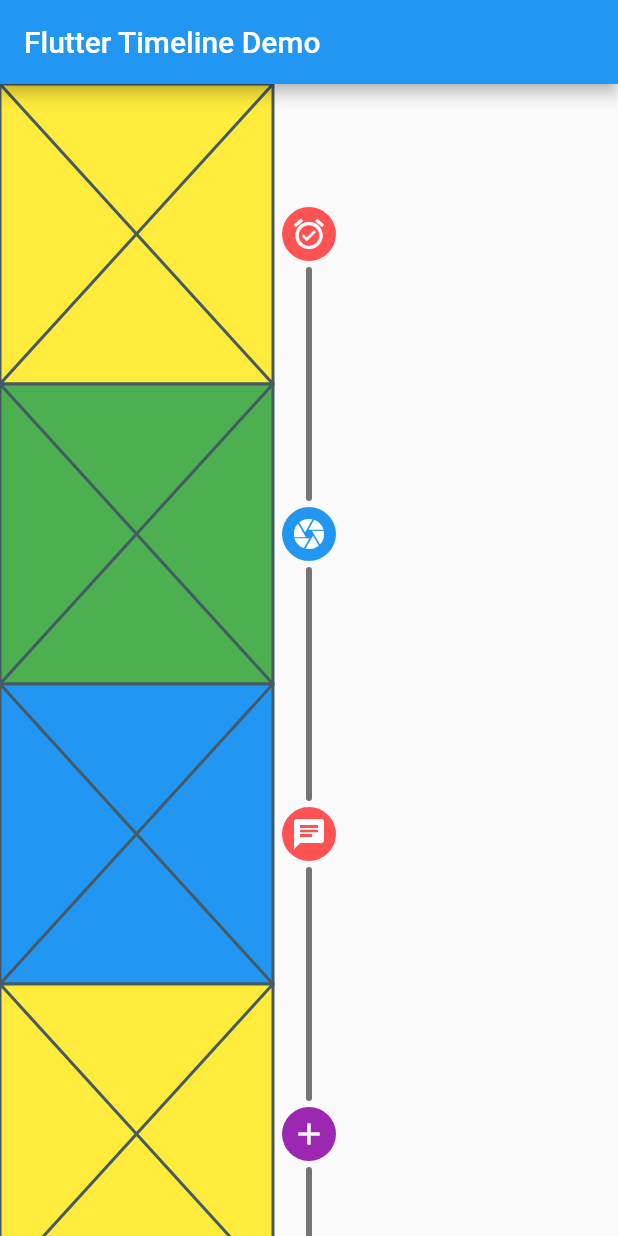
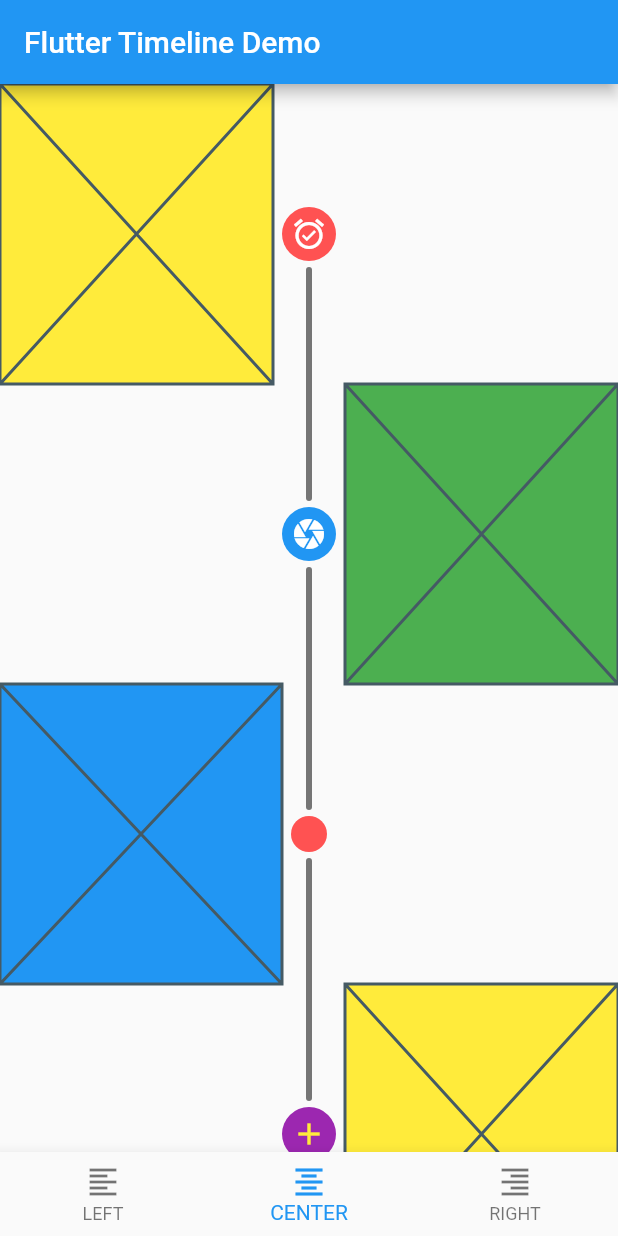
Before and after one commit to furkantektas/timeline_list, a Flutter app: the screen it shows after launch, on a phone screen of 412 x 824 dp. Run offline on Flutter 3.47's test engine with Material 2 defaults, Android fonts, the phone set to English and light mode, and no system bars.

Commit message:
Left and Right timeline support.
Example application updated.

```diff
--- a/example/lib/data.dart
+++ b/example/lib/data.dart
@@ -29,7 +29,6 @@ List<TimelineModel> get timelineData => [
             ),
             color: Colors.blue,
           ),
-          icon: Icon(Icons.chat, color: Colors.white),
           iconBackground: Colors.redAccent,
           centerChild: false),
       TimelineModel(
@@ -39,7 +38,7 @@ List<TimelineModel> get timelineData => [
             ),
             color: Colors.yellow,
           ),
-          icon: Icon(Icons.add, color: Colors.white),
+          icon: Icon(Icons.add, color: Colors.yellow),
           iconBackground: Colors.purple,
           centerChild: false),
       TimelineModel(
--- a/example/lib/timeline.dart
+++ b/example/lib/timeline.dart
@@ -12,23 +12,66 @@ class TimelinePage extends StatefulWidget {
 }
 
 class _TimelinePageState extends State<TimelinePage> {
+  final data = timelineData;
+  final PageController pageController =
+      PageController(initialPage: 1, keepPage: true);
+  int pageIx = 1;
+
   @override
   Widget build(BuildContext context) {
-    final data = timelineData;
+    List<Widget> pages = [leftTimeline, centerTimeline, rightTimeline];
+
     return Scaffold(
-      appBar: AppBar(
-        title: Text(widget.title),
-      ),
-      body: Timeline.builder(
-          lineColor: Colors.grey[600],
-          lineWidth: 4.0,
-          itemCount: data.length,
-          itemBuilder: (context, i) => data[i]
-//              .copyWith(
-//              position: i % 2 == 0
-//                  ? TimelineItemPosition.left
-//                  : TimelineItemPosition.right)
-          ),
-    );
+        bottomNavigationBar: BottomNavigationBar(
+            currentIndex: pageIx,
+            onTap: (i) => pageController.animateToPage(i,
+                duration: const Duration(milliseconds: 300),
+                curve: Curves.easeInOut),
+            items: const [
+              BottomNavigationBarItem(
+                icon: Icon(Icons.format_align_left),
+                title: Text("LEFT"),
+              ),
+              BottomNavigationBarItem(
+                icon: Icon(Icons.format_align_center),
+                title: Text("CENTER"),
+              ),
+              BottomNavigationBarItem(
+                icon: Icon(Icons.format_align_right),
+                title: Text("RIGHT"),
+              ),
+            ]),
+        appBar: AppBar(
+          title: Text(widget.title),
+        ),
+        body: PageView(
+          onPageChanged: (i) => setState(() => pageIx = i),
+          controller: pageController,
+          children: pages,
+        ));
   }
+
+  get leftTimeline => Timeline.builder(
+      lineColor: Colors.deepPurpleAccent,
+      lineWidth: 4.0,
+      itemCount: data.length,
+      position: TimelinePosition.Left,
+      itemBuilder: (context, i) => data[i]);
+
+  get centerTimeline => Timeline.builder(
+      lineColor: Colors.grey[600],
+      lineWidth: 4.0,
+      itemCount: data.length,
+      position: TimelinePosition.Center,
+      itemBuilder: (context, i) => data[i].copyWith(
+          position: i % 2 == 0
+              ? TimelineItemPosition.left
+              : TimelineItemPosition.right));
+
+  get rightTimeline => Timeline.builder(
+      lineColor: Colors.teal[600],
+      lineWidth: 4.0,
+      itemCount: data.length,
+      position: TimelinePosition.Right,
+      itemBuilder: (context, i) => data[i]);
 }
--- /dev/null
+++ b/lib/src/timeline_item.dart
@@ -0,0 +1,161 @@
+import 'dart:math';
+
+import 'package:flutter/material.dart';
+import 'package:timeline/src/timeline_painter.dart';
+import 'package:timeline/timeline.dart';
+import 'package:timeline/timeline_model.dart';
+
+abstract class TimelineItem extends StatelessWidget {
+  final TimelineModel model;
+  final TimelineProperties properties;
+
+  const TimelineItem({Key key, this.model, this.properties}) : super(key: key);
+
+  double get iconSize {
+    // if no icon is specified, use smaller dot size
+    if (model.icon == null) return TimelineBoxDecoration.DEFAULT_DOT_SIZE;
+    // use [TimelineModel.icon]'s size when timeline is centered
+    if (this is TimelineItemCenter)
+      return model.icon?.size ?? TimelineBoxDecoration.DEFAULT_ICON_SIZE;
+    // use [TimelineProperties.iconSize] timeline is not centered
+    return properties.iconSize ?? TimelineBoxDecoration.DEFAULT_ICON_SIZE;
+  }
+
+  Icon get icon {
+    if (this is TimelineItemCenter) return model.icon;
+    if (model.icon == null) return null;
+    // ignore icon size if timeline is not centered.
+    return Icon(
+      model.icon.icon,
+      color: model.icon.color,
+      textDirection: model.icon.textDirection,
+      key: model.icon.key,
+      semanticLabel: model.icon.semanticLabel,
+    );
+  }
+}
+
+class TimelineItemCenter extends TimelineItem {
+  // https://github.com/dart-lang/sdk/issues/29395
+  const TimelineItemCenter({Key key, model, properties, isFirst, isLast})
+      : super(model: model, properties: properties, key: key);
+
+  AlignmentGeometry get position {
+    switch (model.position) {
+      case TimelineItemPosition.left:
+        return Alignment.centerLeft;
+      case TimelineItemPosition.right:
+        return Alignment.centerRight;
+      case TimelineItemPosition.random:
+      default:
+        return Random().nextBool()
+            ? Alignment.centerLeft
+            : Alignment.centerRight;
+    }
+  }
+
+  @override
+  Widget build(BuildContext context) {
+    return LayoutBuilder(
+        builder: (context, constraints) => Container(
+            decoration: TimelineBoxDecoration(
+                isFirst: model.isFirst,
+                isLast: model.isLast,
+                iconSize: iconSize,
+                iconBackground: model.iconBackground,
+                properties: properties,
+                timelinePosition: TimelinePosition.Center),
+            child: Stack(
+              alignment: position,
+              children: <Widget>[
+                Container(
+                    constraints: BoxConstraints(
+                        maxWidth: constraints.maxWidth / 2 -
+                            iconSize / 2.0 -
+                            TimelineBoxDecoration.LINE_GAP * 2.0,
+                        minHeight:
+                            iconSize + TimelineBoxDecoration.LINE_GAP * 2),
+                    child: model.child),
+                Center(child: model.icon),
+              ],
+            )));
+  }
+}
+
+class TimelineItemLeft extends TimelineItem {
+  const TimelineItemLeft({Key key, model, properties, isFirst, isLast})
+      : super(model: model, properties: properties, key: key);
+
+  @override
+  Widget build(BuildContext context) {
+    final margin = properties.iconSize + TimelineBoxDecoration.LINE_GAP * 2;
+    return LayoutBuilder(
+        builder: (BuildContext context, BoxConstraints constraints) {
+      return Row(
+        crossAxisAlignment: CrossAxisAlignment.center,
+        mainAxisAlignment: MainAxisAlignment.start,
+        children: <Widget>[
+          Container(
+              decoration: TimelineBoxDecoration(
+                  isFirst: model.isFirst,
+                  isLast: model.isLast,
+                  iconSize: model.icon != null
+                      ? properties.iconSize
+                      : TimelineBoxDecoration.DEFAULT_DOT_SIZE,
+                  iconBackground: model.iconBackground,
+                  properties: properties,
+                  timelinePosition: TimelinePosition.Left),
+              width: properties.iconSize * 2,
+              alignment: Alignment.center,
+              child: icon),
+          Container(
+              padding:
+                  const EdgeInsets.only(left: TimelineBoxDecoration.LINE_GAP),
+              constraints: BoxConstraints(
+                  minHeight: margin,
+                  maxWidth: constraints.maxWidth - margin * 2.0),
+              child: model.child),
+        ],
+      );
+    });
+  }
+}
+
+class TimelineItemRight extends TimelineItem {
+  const TimelineItemRight({Key key, model, properties, isFirst, isLast})
+      : super(model: model, properties: properties, key: key);
+
+  @override
+  Widget build(BuildContext context) {
+    final margin = properties.iconSize + TimelineBoxDecoration.LINE_GAP * 2;
+    return LayoutBuilder(
+        builder: (BuildContext context, BoxConstraints constraints) {
+      return Row(
+        crossAxisAlignment: CrossAxisAlignment.center,
+        mainAxisAlignment: MainAxisAlignment.end,
+        children: <Widget>[
+          Container(
+              padding:
+                  const EdgeInsets.only(right: TimelineBoxDecoration.LINE_GAP),
+              constraints: BoxConstraints(
+                  minHeight: margin,
+                  maxWidth: constraints.maxWidth - margin * 2.0),
+              child: model.child),
+          Container(
+              decoration: TimelineBoxDecoration(
+                  isFirst: model.isFirst,
+                  isLast: model.isLast,
+                  iconSize: model.icon != null
+                      ? properties.iconSize
+                      : TimelineBoxDecoration.DEFAULT_DOT_SIZE,
+                  iconBackground: model.iconBackground,
+                  properties: properties,
+                  timelinePosition: TimelinePosition.Right),
+              width: properties.iconSize * 2,
+              alignment: Alignment.center,
+              child: icon),
+        ],
+      );
+    });
+  }
+}
--- /dev/null
+++ b/lib/src/timeline_painter.dart
@@ -0,0 +1,180 @@
+import 'package:flutter/material.dart';
+import 'package:timeline/timeline.dart';
+
+class TimelineBoxDecoration extends Decoration {
+  final Color iconBackground;
+  final TimelineProperties properties;
+  final double iconSize;
+  final bool isFirst;
+  final bool isLast;
+  final TimelinePosition timelinePosition;
+
+  static const double DEFAULT_DOT_SIZE = 12.0;
+  static const double DEFAULT_ICON_SIZE = 24.0; // default icon size
+  static const double LINE_GAP = 6.0;
+
+  TimelineBoxDecoration(
+      {this.properties,
+      this.iconSize,
+      this.iconBackground,
+      this.isFirst,
+      this.isLast,
+      this.timelinePosition});
+
+  @override
+  BoxPainter createBoxPainter([VoidCallback onChanged]) {
+    switch (timelinePosition) {
+      case TimelinePosition.Left:
+        return _TimelinePainterLeft(
+            isFirst: isFirst,
+            isLast: isLast,
+            iconBackground: iconBackground,
+            properties: properties,
+            iconSize: iconSize);
+      case TimelinePosition.Right:
+        return _TimelinePainterRight(
+            isFirst: isFirst,
+            isLast: isLast,
+            iconBackground: iconBackground,
+            properties: properties,
+            iconSize: iconSize);
+      case TimelinePosition.Center:
+      default:
+        return _TimelinePainterCenter(
+            isFirst: isFirst,
+            isLast: isLast,
+            properties: properties,
+            iconBackground: iconBackground,
+            iconSize: iconSize);
+    }
+  }
+}
+
+abstract class _TimelinePainter extends BoxPainter {
+  final Paint linePaint;
+  final Paint circlePaint;
+  final double iconSize;
+  final bool isFirst;
+  final bool isLast;
+  final TimelinePosition timelinePosition;
+  final TimelineProperties properties;
+
+  _TimelinePainter(
+      {this.iconSize,
+      this.properties,
+      this.isFirst = false,
+      this.isLast = false,
+      this.timelinePosition,
+      iconBackground})
+      : linePaint = Paint()
+          ..color = properties.lineColor
+          ..strokeCap = StrokeCap.round
+          ..strokeWidth = properties.lineWidth
+          ..style = PaintingStyle.stroke,
+        circlePaint = Paint()
+          ..color = iconBackground ?? const Color(0xFFCCCCCC)
+          ..style = PaintingStyle.fill;
+}
+
+class _TimelinePainterCenter extends _TimelinePainter {
+  _TimelinePainterCenter(
+      {iconSize, properties, isFirst, isLast, iconBackground})
+      : super(
+            iconSize: iconSize,
+            properties: properties,
+            isFirst: isFirst,
+            isLast: isLast,
+            iconBackground: iconBackground);
+
+  @override
+  void paint(Canvas canvas, Offset offset, ImageConfiguration configuration) {
+    final Offset offsetTop = configuration.size.topCenter(Offset(0.0, 0.0));
+    final Offset topLineEnd = configuration.size.center(Offset(
+        0.0, offset.dy - iconSize / 2 - 2 * TimelineBoxDecoration.LINE_GAP));
+    final Offset bottomLineStart = configuration.size.center(Offset(
+        0.0, offset.dy + iconSize / 2 + 2 * TimelineBoxDecoration.LINE_GAP));
+    final Offset offsetBottom =
+        configuration.size.bottomCenter(Offset(0.0, offset.dy * 2));
+    if (!isFirst) canvas.drawLine(offsetTop, topLineEnd, linePaint);
+    if (!isLast) canvas.drawLine(bottomLineStart, offsetBottom, linePaint);
+
+    final Offset offsetCenter =
+        configuration.size.center(Offset(0.0, offset.dy));
+    canvas.drawCircle(offsetCenter,
+        iconSize / 2 + TimelineBoxDecoration.LINE_GAP, circlePaint);
+  }
+}
+
+class _TimelinePainterLeft extends _TimelinePainter {
+  _TimelinePainterLeft({iconSize, properties, isFirst, isLast, iconBackground})
+      : super(
+            iconSize: iconSize,
+            properties: properties,
+            isFirst: isFirst,
+            isLast: isLast,
+            iconBackground: iconBackground);
+
+  @override
+  void paint(Canvas canvas, Offset offset, ImageConfiguration configuration) {
+    final double iconBackgroundRadius =
+        iconSize / 2 + TimelineBoxDecoration.LINE_GAP;
+
+    double iconMargin;
+    if (iconSize == TimelineBoxDecoration.DEFAULT_DOT_SIZE)
+      iconMargin = TimelineBoxDecoration.DEFAULT_ICON_SIZE / 2 +
+          2 * TimelineBoxDecoration.LINE_GAP;
+    else
+      iconMargin = iconBackgroundRadius + TimelineBoxDecoration.LINE_GAP;
+
+    final leftOffset = Offset(iconMargin, offset.dy);
+    final Offset top = configuration.size.topLeft(Offset(leftOffset.dx, 0.0));
+    final Offset centerTop = configuration.size
+        .centerLeft(Offset(leftOffset.dx, leftOffset.dy - iconMargin));
+    final Offset centerBottom = configuration.size
+        .centerLeft(Offset(leftOffset.dx, leftOffset.dy + iconMargin));
+    final Offset end =
+        configuration.size.bottomLeft(Offset(leftOffset.dx, leftOffset.dy * 2));
+    if (!isFirst) canvas.drawLine(top, centerTop, linePaint);
+    if (!isLast) canvas.drawLine(centerBottom, end, linePaint);
+
+    final Offset offsetCenter = configuration.size.centerLeft(leftOffset);
+    canvas.drawCircle(offsetCenter, iconBackgroundRadius, circlePaint);
+  }
+}
+
+class _TimelinePainterRight extends _TimelinePainter {
+  _TimelinePainterRight({iconSize, properties, isFirst, isLast, iconBackground})
+      : super(
+            iconSize: iconSize,
+            properties: properties,
+            isFirst: isFirst,
+            isLast: isLast,
+            iconBackground: iconBackground);
+
+  @override
+  void paint(Canvas canvas, Offset offset, ImageConfiguration configuration) {
+    final double iconBackgroundRadius =
+        iconSize / 2 + TimelineBoxDecoration.LINE_GAP;
+
+    double iconMargin;
+    if (iconSize == TimelineBoxDecoration.DEFAULT_DOT_SIZE)
+      iconMargin = TimelineBoxDecoration.DEFAULT_ICON_SIZE / 2 +
+          2 * TimelineBoxDecoration.LINE_GAP;
+    else
+      iconMargin = iconBackgroundRadius + TimelineBoxDecoration.LINE_GAP;
+
+    final rightOffset = Offset(offset.dx - iconMargin, offset.dy);
+    final Offset top = configuration.size.topRight(Offset(rightOffset.dx, 0.0));
+    final Offset centerTop = configuration.size
+        .centerRight(Offset(rightOffset.dx, rightOffset.dy - iconMargin));
+    final Offset centerBottom = configuration.size
+        .centerRight(Offset(rightOffset.dx, rightOffset.dy + iconMargin));
+    final Offset end = configuration.size
+        .bottomRight(Offset(rightOffset.dx, rightOffset.dy * 2));
+    if (!isFirst) canvas.drawLine(top, centerTop, linePaint);
+    if (!isLast) canvas.drawLine(centerBottom, end, linePaint);
+
+    final Offset offsetCenter = configuration.size.centerRight(rightOffset);
+    canvas.drawCircle(offsetCenter, iconBackgroundRadius, circlePaint);
+  }
+}
--- a/lib/timeline.dart
+++ b/lib/timeline.dart
@@ -1,39 +1,65 @@
 library timeline;
 
 import 'package:flutter/material.dart';
-import 'package:timeline/timeline_item.dart';
+import 'package:timeline/src/timeline_item.dart';
+import 'package:timeline/src/timeline_painter.dart';
 import 'package:timeline/timeline_model.dart';
 
 typedef IndexedTimelineModelBuilder = TimelineModel Function(
     BuildContext context, int index);
 
+enum TimelinePosition { Left, Center, Right }
+
+class TimelineProperties {
+  final Color lineColor;
+  final double lineWidth;
+  final double iconSize;
+
+  const TimelineProperties(
+      {this.lineColor = const Color(0xFF333333),
+      this.lineWidth = 4.0,
+      iconSize})
+      : iconSize = iconSize ?? TimelineBoxDecoration.DEFAULT_ICON_SIZE;
+}
+
 class Timeline extends StatelessWidget {
   final ScrollController controller = ScrollController();
   final IndexedTimelineModelBuilder itemBuilder;
   final int itemCount;
-  final Color lineColor;
-  final double lineWidth;
+  final TimelinePosition position;
+  final TimelineProperties properties;
 
+  /// Creates a scrollable timeline of widgets that are created on demand.
+  /// Note: `itemBuilder` position and [TimelineModel.icon]'s size is ignored
+  /// when `position` is not [TimelinePosition.Center].
   Timeline.builder(
       {@required this.itemBuilder,
       this.itemCount,
-      this.lineColor,
-      this.lineWidth,
-      bool addAutomaticKeepAlives = true,
-      bool addRepaintBoundaries = true,
-      bool addSemanticIndexes = true});
+      lineColor,
+      lineWidth,
+      iconSize,
+      this.position = TimelinePosition.Center})
+      : properties = TimelineProperties(
+            lineColor: lineColor, lineWidth: lineWidth, iconSize: iconSize);
 
   @override
   Widget build(BuildContext context) {
     return ListView.builder(
         itemCount: itemCount,
+        controller: controller,
         itemBuilder: (context, i) {
-          return TimelineItem(
-              lineColor: lineColor,
-              lineWidth: lineWidth,
-              model: itemBuilder(context, i),
-              isFirst: i == 0,
-              isLast: i == (itemCount - 1));
+          final TimelineModel model = itemBuilder(context, i);
+          model.isFirst = i == 0;
+          model.isLast = i == (itemCount - 1);
+          switch (position) {
+            case TimelinePosition.Left:
+              return TimelineItemLeft(properties: properties, model: model);
+            case TimelinePosition.Right:
+              return TimelineItemRight(properties: properties, model: model);
+            case TimelinePosition.Center:
+            default:
+              return TimelineItemCenter(properties: properties, model: model);
+          }
         });
   }
 }
--- a/lib/timeline_item.dart
+++ /dev/null
@@ -1,140 +0,0 @@
-import 'dart:math';
-
-import 'package:flutter/material.dart';
-import 'package:timeline/timeline_model.dart';
-
-const double DEFAULT_DOT_SIZE = 12.0;
-const double DEFAULT_ICON_SIZE = 24.0; // default icon size
-const double LINE_GAP = 6.0;
-
-class TimelineBoxDecoration extends Decoration {
-  final Color lineColor;
-  final Color iconBackground;
-  final double lineWidth;
-  final double iconSize;
-  final bool isFirst;
-  final bool isLast;
-  TimelineBoxDecoration(
-      {this.lineColor,
-      this.lineWidth,
-      this.iconSize,
-      this.iconBackground,
-      this.isFirst,
-      this.isLast});
-
-  @override
-  BoxPainter createBoxPainter([VoidCallback onChanged]) {
-    return _TimelinePainter(
-      isFirst: isFirst,
-      isLast: isLast,
-      lineColor: lineColor,
-      iconBackground: iconBackground,
-      lineWidth: lineWidth,
-      iconSize: iconSize,
-    );
-  }
-}
-
-class _TimelinePainter extends BoxPainter {
-  final Color lineColor;
-  final double lineWidth;
-  final Paint linePaint;
-  final Paint circlePaint;
-  final double iconSize;
-  final bool isFirst;
-  final bool isLast;
-
-  _TimelinePainter(
-      {this.iconSize,
-      this.lineColor = const Color(0xFF333333),
-      this.lineWidth = 4.0,
-      this.isFirst = false,
-      this.isLast = false,
-      iconBackground})
-      : linePaint = Paint()
-          ..color = lineColor
-          ..strokeCap = StrokeCap.round
-          ..strokeWidth = lineWidth
-          ..style = PaintingStyle.stroke,
-        circlePaint = Paint()
-          ..color = iconBackground ?? const Color(0xFFCCCCCC)
-          ..style = PaintingStyle.fill;
-
-  @override
-  void paint(Canvas canvas, Offset offset, ImageConfiguration configuration) {
-    final Offset offsetTop = configuration.size.topCenter(Offset(0.0, 0.0));
-    final Offset topLineEnd =
-        configuration.size.center(Offset(0.0, -iconSize / 2 - 2 * LINE_GAP));
-    final Offset bottomLineStart =
-        configuration.size.center(Offset(0.0, iconSize / 2 + 2 * LINE_GAP));
-    final Offset offsetBottom =
-        configuration.size.bottomCenter(Offset(0.0, 0.0));
-    if (!isFirst) canvas.drawLine(offsetTop, topLineEnd, linePaint);
-    if (!isLast) canvas.drawLine(bottomLineStart, offsetBottom, linePaint);
-
-    final Offset offsetCenter = configuration.size.center(Offset(0.0, 0.0));
-    canvas.drawCircle(offsetCenter, iconSize / 2 + LINE_GAP, circlePaint);
-  }
-}
-
-class TimelineItem extends StatelessWidget {
-  final TimelineModel model;
-  final double lineWidth;
-  final Color lineColor;
-  final bool isFirst;
-  final bool isLast;
-  const TimelineItem(
-      {Key key,
-      this.model,
-      this.lineColor,
-      this.lineWidth,
-      this.isFirst = false,
-      this.isLast = false})
-      : super(key: key);
-
-  @override
-  Widget build(BuildContext context) {
-    return LayoutBuilder(
-      builder: (context, constraints) {
-        var position;
-        switch (model.position) {
-          case TimelineItemPosition.left:
-            position = Alignment.centerLeft;
-            break;
-          case TimelineItemPosition.right:
-            position = Alignment.centerRight;
-            break;
-          case TimelineItemPosition.random:
-            position = Random().nextBool()
-                ? Alignment.centerLeft
-                : Alignment.centerRight;
-        }
-        final iconSize = model.icon == null
-            ? DEFAULT_DOT_SIZE // if no icon is specified, use smaller dot size
-            : model.icon?.size ?? DEFAULT_ICON_SIZE;
-
-        return Container(
-            decoration: TimelineBoxDecoration(
-                isFirst: isFirst,
-                isLast: isLast,
-                iconSize: iconSize,
-                iconBackground: model.iconBackground,
-                lineWidth: lineWidth,
-                lineColor: lineColor),
-            child: Stack(
-              alignment: position,
-              children: <Widget>[
-                Container(
-                    constraints: BoxConstraints(
-                        maxWidth: constraints.maxWidth / 2 -
-                            iconSize / 2.0 -
-                            LINE_GAP * 2.0,
-                        minHeight: iconSize + LINE_GAP * 2),
-                    child: model.child),
-                Center(child: model.icon),
-              ],
-            ));
-      },
-    );
-  }
-}
--- a/lib/timeline_model.dart
+++ b/lib/timeline_model.dart
@@ -8,8 +8,10 @@ class TimelineModel {
   final Widget child;
   final bool centerChild;
   final TimelineItemPosition position;
+  bool isFirst = false;
+  bool isLast = false;
 
-  const TimelineModel(this.child,
+  TimelineModel(this.child,
       {this.icon,
       this.iconBackground,
       this.centerChild = false,
@@ -24,15 +26,23 @@ class TimelineModel {
         iconBackground == typedOther.iconBackground &&
         child == typedOther.child &&
         centerChild == typedOther.centerChild &&
+        isFirst == typedOther.isFirst &&
+        isLast == typedOther.isLast &&
         position == typedOther.position;
   }
 
   @override
-  int get hashCode =>
-      hashValues(icon, iconBackground, child, centerChild, position);
+  int get hashCode => hashValues(
+      icon, iconBackground, child, centerChild, position, isFirst, isLast);
 
   TimelineModel copyWith(
-          {icon, iconBackground, child, centerChild, position}) =>
+          {icon,
+          iconBackground,
+          child,
+          centerChild,
+          position,
+          isFirst,
+          isLast}) =>
       TimelineModel(child ?? this.child,
           icon: icon ?? this.icon,
           iconBackground: iconBackground ?? this.iconBackground,
```
